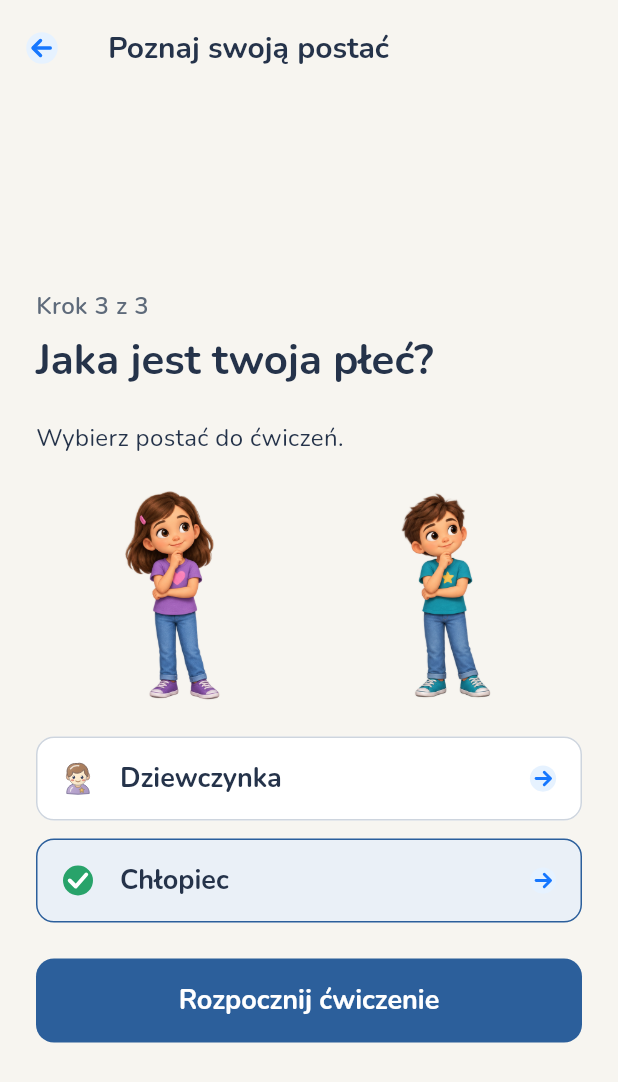
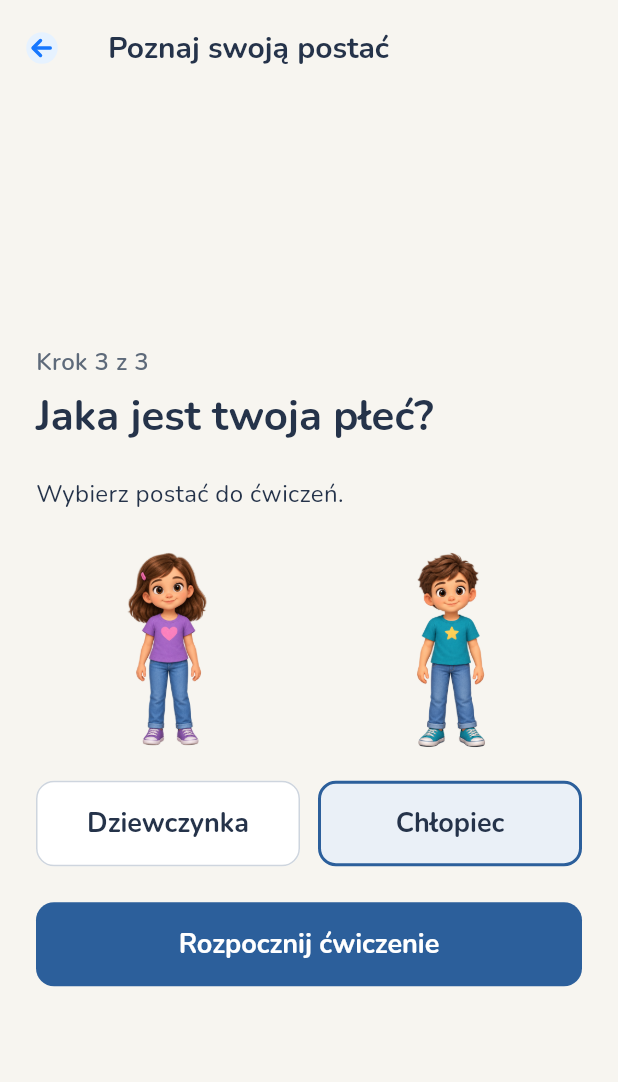
Before and after one commit to Mighty683/hackyeah, a Flutter app: the ChildOnboardingScreen screen opened directly, after a tap on "Podaj imię", after a tap on "Wybierz postać", on a phone screen of 412 x 824 dp. Shown: the top 1082 px of the screen. Run offline on Flutter 3.47's test engine with Material 3 defaults, Android fonts, the phone set to English and light mode, and no system bars; our stand-ins replace flutter_secure_storage, geolocator, image_picker; missing offline and left inert: dart:js_interop, flame; accounts and stored records are empty; project files that could hold a hidden picture were left out.

Commit message:
Improve demo header and character selection layout

```diff
--- a/mobile/lib/features/child/child_onboarding_screen.dart
+++ b/mobile/lib/features/child/child_onboarding_screen.dart
@@ -3,7 +3,6 @@ import 'package:flutter/services.dart';
 
 import '../../ui/basebound_icons.dart';
 import '../../ui/basebound_ui.dart';
-import '../../widgets/child_character.dart';
 import '../mission/practice_launcher.dart';
 import '../parent/data/family_plan.dart';
 import '../parent/data/family_plan_repository.dart';
@@ -230,29 +229,14 @@ class _ChildOnboardingScreenState extends State<ChildOnboardingScreen> {
         if (_step == 2) ...[
           const Text('Wybierz postać do ćwiczeń.'),
           const SizedBox(height: 24),
-          const SizedBox(
-            height: 140,
-            child: Row(
+          Row(
+            crossAxisAlignment: CrossAxisAlignment.start,
             children: [
-                Expanded(
-                  child: ChildCharacter(
-                    pose: ChildPoseName.stand,
-                    gender: ChildGender.girl,
-                  ),
-                ),
-                Expanded(
-                  child: ChildCharacter(
-                    pose: ChildPoseName.stand,
-                    gender: ChildGender.boy,
-                  ),
-                ),
+              Expanded(child: _genderChoice(ChildGender.girl, 'Dziewczynka')),
+              const SizedBox(width: 12),
+              Expanded(child: _genderChoice(ChildGender.boy, 'Chłopiec')),
             ],
           ),
-          ),
-          const SizedBox(height: 24),
-          _genderChoice(ChildGender.girl, 'Dziewczynka'),
-          const SizedBox(height: 12),
-          _genderChoice(ChildGender.boy, 'Chłopiec'),
         ],
         if (_error != null)
           Padding(
@@ -296,15 +280,43 @@ class _ChildOnboardingScreenState extends State<ChildOnboardingScreen> {
     );
   }
 
-  Widget _genderChoice(ChildGender gender, String label) => BaseboundActionTile(
-    label: label,
-    icon: _gender == gender ? BaseboundIconName.check : BaseboundIconName.child,
+  Widget _genderChoice(ChildGender gender, String label) => Column(
+    crossAxisAlignment: CrossAxisAlignment.stretch,
+    children: [
+      Image.asset(
+        gender == ChildGender.girl
+            ? 'assets/illustrations/girl-front-v1.png'
+            : 'assets/illustrations/boy-front-v1.png',
+        height: 140,
+        fit: BoxFit.contain,
+        excludeFromSemantics: true,
+      ),
+      const SizedBox(height: 16),
+      Semantics(
         selected: _gender == gender,
+        child: OutlinedButton(
+          style: OutlinedButton.styleFrom(
+            minimumSize: const Size(0, 56),
+            padding: const EdgeInsets.symmetric(horizontal: 8, vertical: 16),
+            backgroundColor: _gender == gender
+                ? BaseboundColors.sky
+                : Colors.white,
+            side: BorderSide(
+              color: _gender == gender
+                  ? BaseboundColors.blue
+                  : BaseboundColors.border,
+              width: _gender == gender ? 2 : 1,
+            ),
+          ),
           onPressed: _busy
               ? null
               : () => setState(() {
                   _gender = gender;
                   _error = null;
                 }),
+          child: Text(label, textAlign: TextAlign.center),
+        ),
+      ),
+    ],
   );
 }
--- a/mobile/lib/features/demo/web_demo_shell.dart
+++ b/mobile/lib/features/demo/web_demo_shell.dart
@@ -17,16 +17,20 @@ class WebDemoShell extends StatelessWidget {
         children: [
           Padding(
             padding: const EdgeInsets.symmetric(horizontal: 16, vertical: 8),
-            child: Wrap(
-              alignment: WrapAlignment.center,
-              crossAxisAlignment: WrapCrossAlignment.center,
-              spacing: 16,
-              runSpacing: 4,
+            child: Row(
+              mainAxisAlignment: MainAxisAlignment.center,
               children: [
-                const Text('Demo w przeglądarce · tylko ćwiczenie'),
+                const Flexible(
+                  child: Text(
+                    'Demo w przeglądarce',
+                    maxLines: 1,
+                    overflow: TextOverflow.ellipsis,
+                  ),
+                ),
+                const SizedBox(width: 16),
                 TextButton(
                   onPressed: onReset,
-                  child: const Text('Zresetuj demo'),
+                  child: const Text('Zresetuj demo', maxLines: 1),
                 ),
               ],
             ),
```
Also changed, not shown: mobile/assets/illustrations/boy-front-v1.png (added), mobile/assets/illustrations/girl-front-v1.png (added), 3 other files. Lines whose indentation alone changed are shown as unchanged.
